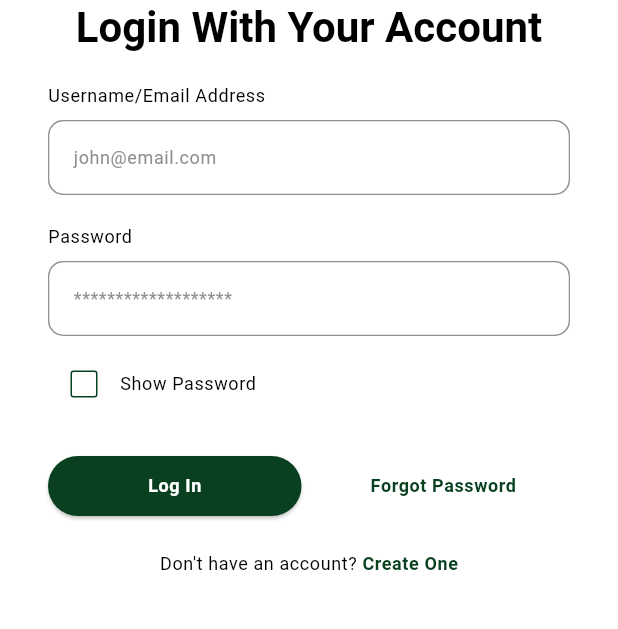
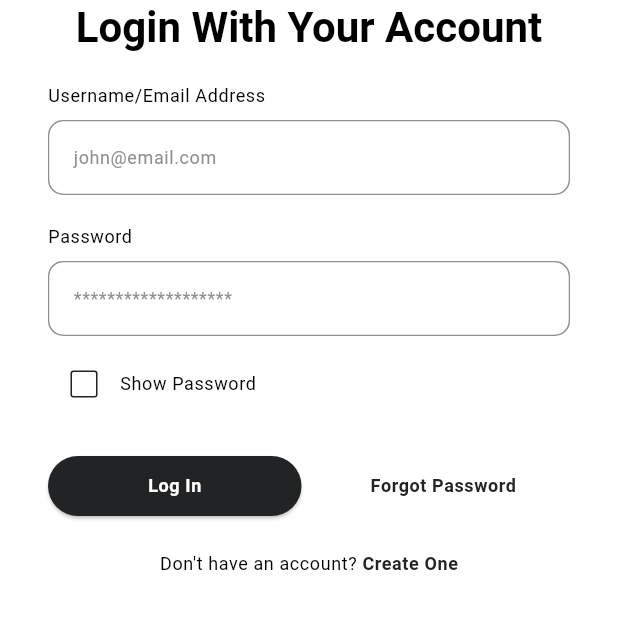
Before and after one commit to MuhammadHannan246/FlutterEducationalAppUI, a Flutter app: the screen it shows after launch, on a phone screen of 412 x 824 dp, the part 570-1199 px from its top. Run offline on Flutter 3.47's test engine with Material 3 defaults, Android fonts, the phone set to English and light mode, and no system bars; drawn by our look-alikes of modal_progress_hud_nsn; our stand-ins replace flutter_svg; Roboto replaces fonts that are missing (Epilogue-Black).

Commit message:
Update colors.dart

```diff
--- a/lib/theme/colors.dart
+++ b/lib/theme/colors.dart
@@ -1,20 +1,37 @@
 import 'package:flutter/material.dart';
 
-const Color kPrimaryColor = Color(0xFF084020);
+const Color kPrimaryColor = Color(0xFF212325);
 MaterialColor kPrimarySwatchColor = MaterialColor(
   kPrimaryColor.value,
   const <int, Color>{
-    50: Color(0xff84a090),
-    100: Color(0xff6b8c79),
-    200: Color(0xff527963),
-    300: Color(0xff39664d),
-    400: Color(0xFF215336),
+    50: Color(0xff909192),
+    100: Color(0xff7a7b7c),
+    200: Color(0xff646566),
+    300: Color(0xff4d4f51),
+    400: Color(0xFF37393b),
     500: kPrimaryColor,
-    600: Color(0xff073a1d),
-    700: Color(0xff06331a),
-    800: Color(0xff062d16),
-    900: Color(0xff052613),
-    1000: Color(0xFF042010),
+    600: Color(0xff1e2021),
+    700: Color(0xff1a1c1e),
+    800: Color(0xff17191a),
+    900: Color(0xff141516),
+    1000: Color(0xFF111213),
+  },
+);
+const Color kSecondaryColor = Color(0xFFe1d5c9);
+MaterialColor kSecondarySwatchColor = MaterialColor(
+  kSecondaryColor.value,
+  const <int, Color>{
+    50: Color(0xfff0eae4),
+    100: Color(0xffede6df),
+    200: Color(0xffeae2d9),
+    300: Color(0xffe7ddd4),
+    400: Color(0xFFe4d9ce),
+    500: kSecondaryColor,
+    600: Color(0xffcbc0b5),
+    700: Color(0xffb4aaa1),
+    800: Color(0xff9e958d),
+    900: Color(0xff878079),
+    1000: Color(0xFF716b65),
   },
 );
 
```
